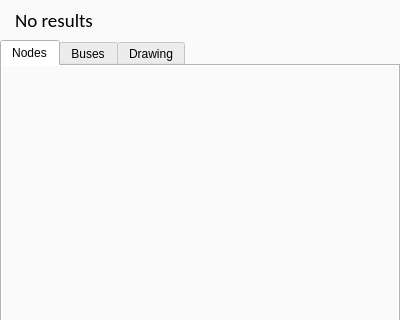
Qt form opensyde_tool/src/system_definition/C_SdTopologyToolbox.ui (openSYDE/openSYDE) before a commit; both pictures show x 0 to 400 and y 0 to 320 of the 400 by 600 pixel window.
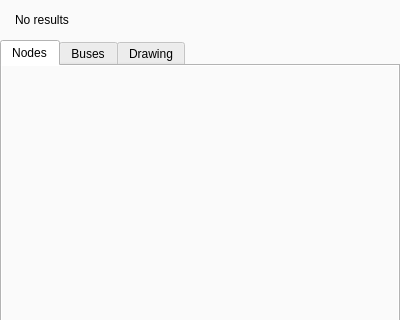
The same form after that commit. Custom widgets are drawn as their Qt base class.

The edit to the form file:
```diff
--- a/opensyde_tool/src/system_definition/C_SdTopologyToolbox.ui
+++ b/opensyde_tool/src/system_definition/C_SdTopologyToolbox.ui
@@ -143,12 +143,6 @@
        <height>40</height>
       </size>
      </property>
-     <property name="font">
-      <font>
-       <family>Calibri</family>
-       <pointsize>14</pointsize>
-      </font>
-     </property>
      <property name="text">
       <string>No results</string>
      </property>
@@ -460,6 +454,11 @@
    <header>C_OgeWiOnlyBackground.h</header>
    <container>1</container>
   </customwidget>
+  <customwidget>
+   <class>stw_opensyde_gui_elements::C_OgeLabToolBarNoSearchResult</class>
+   <extends>QLabel</extends>
+   <header>C_OgeLabToolBarNoSearchResult.h</header>
+  </customwidget>
  </customwidgets>
  <resources/>
  <connections/>
```
Left out of the diff: 12 changed lines with no effect on the pictures.
